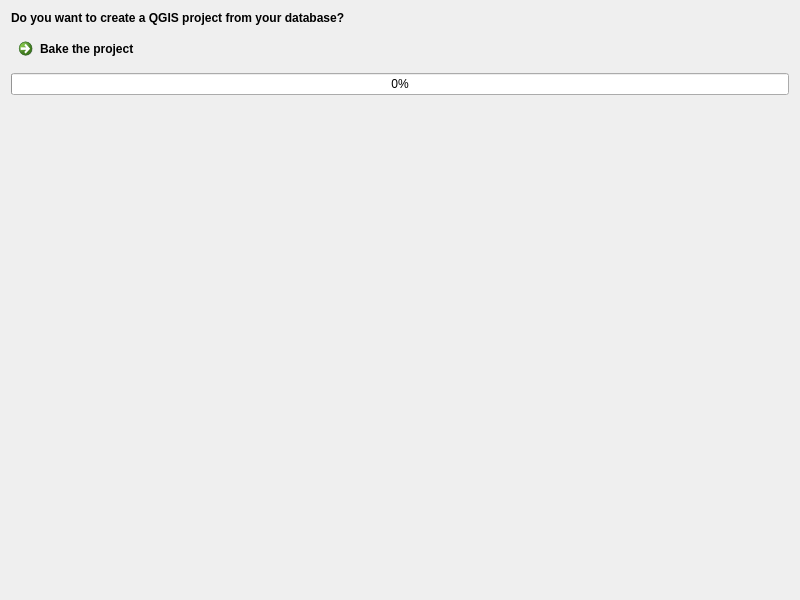
Above: QgisModelBaker/ui/import_project_creation.ui from opengisch/QgisModelBaker before the change. Below: the same form after it.
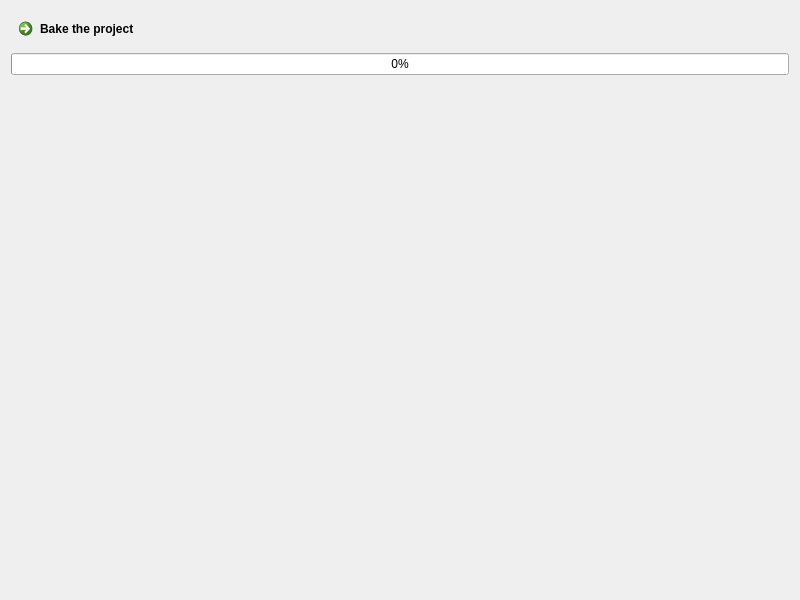
That is the form after the change.

Patch:
```diff
--- a/QgisModelBaker/ui/import_project_creation.ui
+++ b/QgisModelBaker/ui/import_project_creation.ui
@@ -15,31 +15,6 @@
   </property>
   <layout class="QGridLayout" name="gridLayout">
    <item row="0" column="0">
-    <widget class="QLabel" name="description">
-     <property name="minimumSize">
-      <size>
-       <width>0</width>
-       <height>0</height>
-      </size>
-     </property>
-     <property name="font">
-      <font>
-       <weight>75</weight>
-       <bold>true</bold>
-      </font>
-     </property>
-     <property name="text">
-      <string>Do you want to create a QGIS project from your database?</string>
-     </property>
-     <property name="alignment">
-      <set>Qt::AlignLeading|Qt::AlignLeft|Qt::AlignTop</set>
-     </property>
-     <property name="wordWrap">
-      <bool>true</bool>
-     </property>
-    </widget>
-   </item>
-   <item row="1" column="0">
     <widget class="QCommandLinkButton" name="create_project_button">
      <property name="text">
       <string>Bake the project</string>
@@ -47,13 +22,6 @@
     </widget>
    </item>
    <item row="2" column="0">
-    <widget class="QProgressBar" name="progress_bar">
-     <property name="value">
-      <number>0</number>
-     </property>
-    </widget>
-   </item>
-   <item row="3" column="0">
     <spacer name="verticalSpacer">
      <property name="orientation">
       <enum>Qt::Vertical</enum>
@@ -66,6 +34,13 @@
      </property>
     </spacer>
    </item>
+   <item row="1" column="0">
+    <widget class="QProgressBar" name="progress_bar">
+     <property name="value">
+      <number>0</number>
+     </property>
+    </widget>
+   </item>
   </layout>
  </widget>
  <resources/>
```
